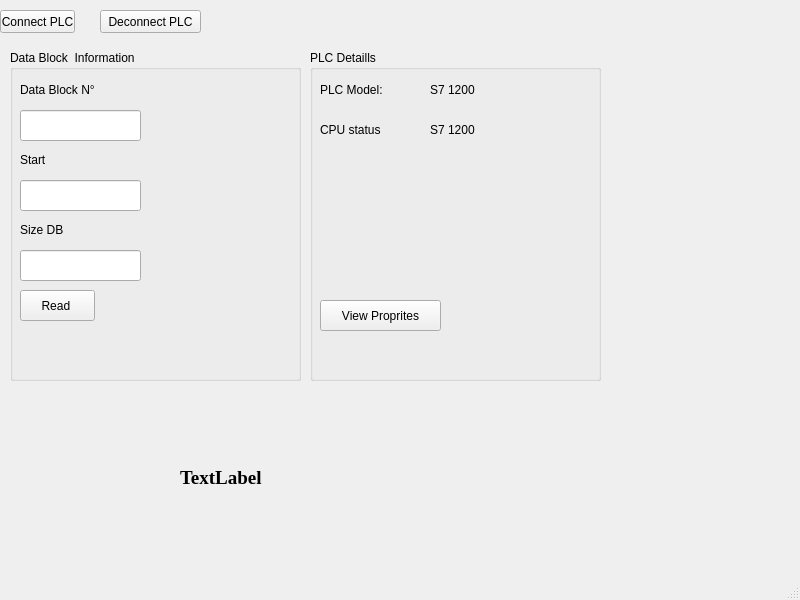
farid07a/PLC_Project, file Control_View/FormPLC.ui: the form before one commit.
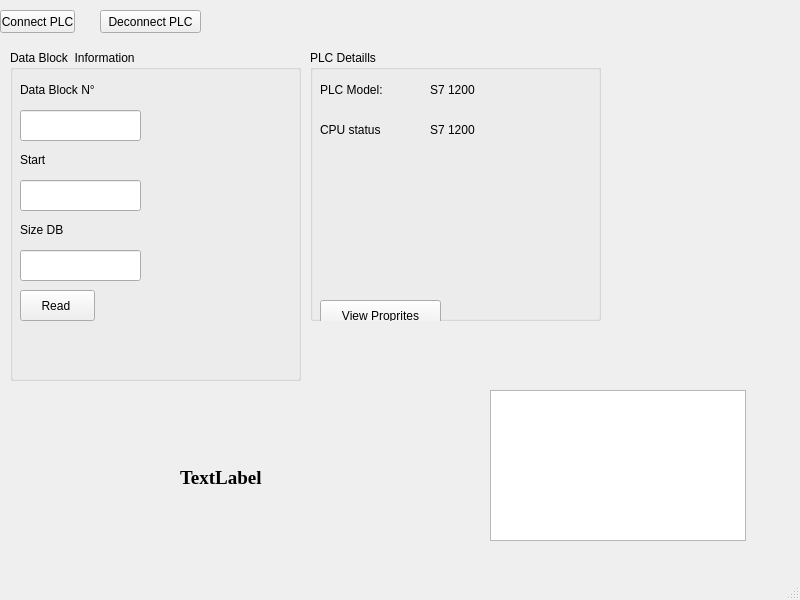
The form after the commit.

Diff of the .ui file:
```diff
--- a/Control_View/FormPLC.ui
+++ b/Control_View/FormPLC.ui
@@ -139,7 +139,7 @@
       <x>310</x>
       <y>50</y>
       <width>291</width>
-      <height>331</height>
+      <height>271</height>
      </rect>
     </property>
     <property name="autoFillBackground">
@@ -240,6 +240,16 @@
      <string>Deconnect PLC</string>
     </property>
    </widget>
+   <widget class="QTableView" name="tableView">
+    <property name="geometry">
+     <rect>
+      <x>490</x>
+      <y>390</y>
+      <width>256</width>
+      <height>151</height>
+     </rect>
+    </property>
+   </widget>
   </widget>
   <widget class="QMenuBar" name="menubar">
    <property name="geometry">
```
Left out of the diff: 2 changed lines with no effect on the pictures.
